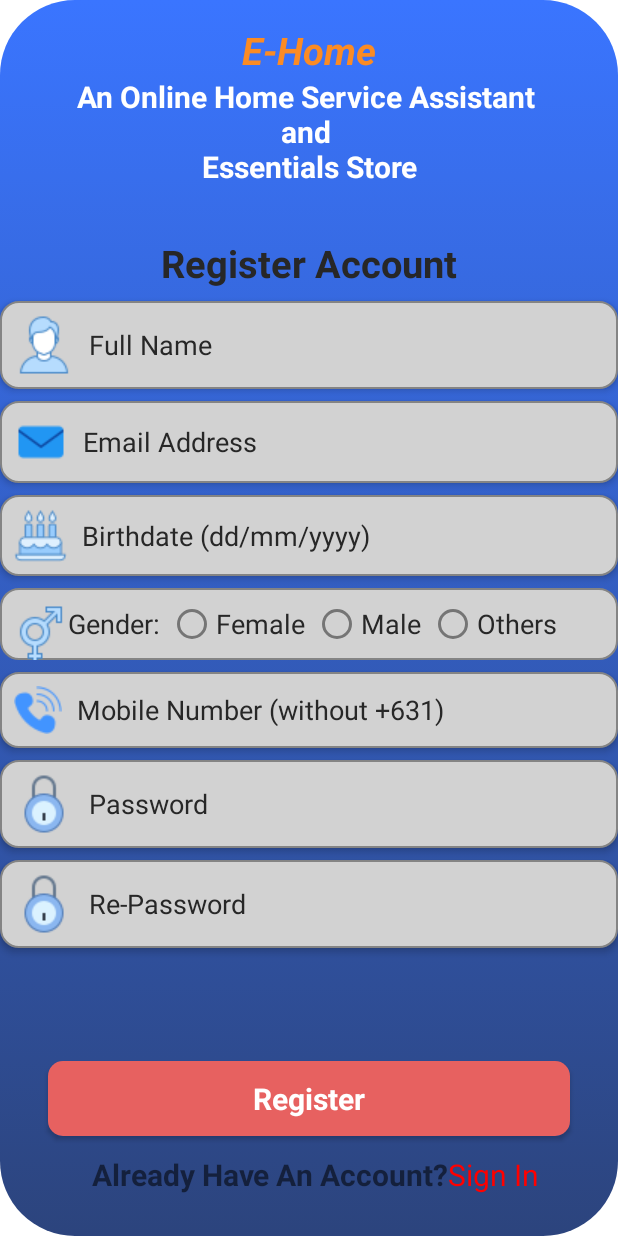
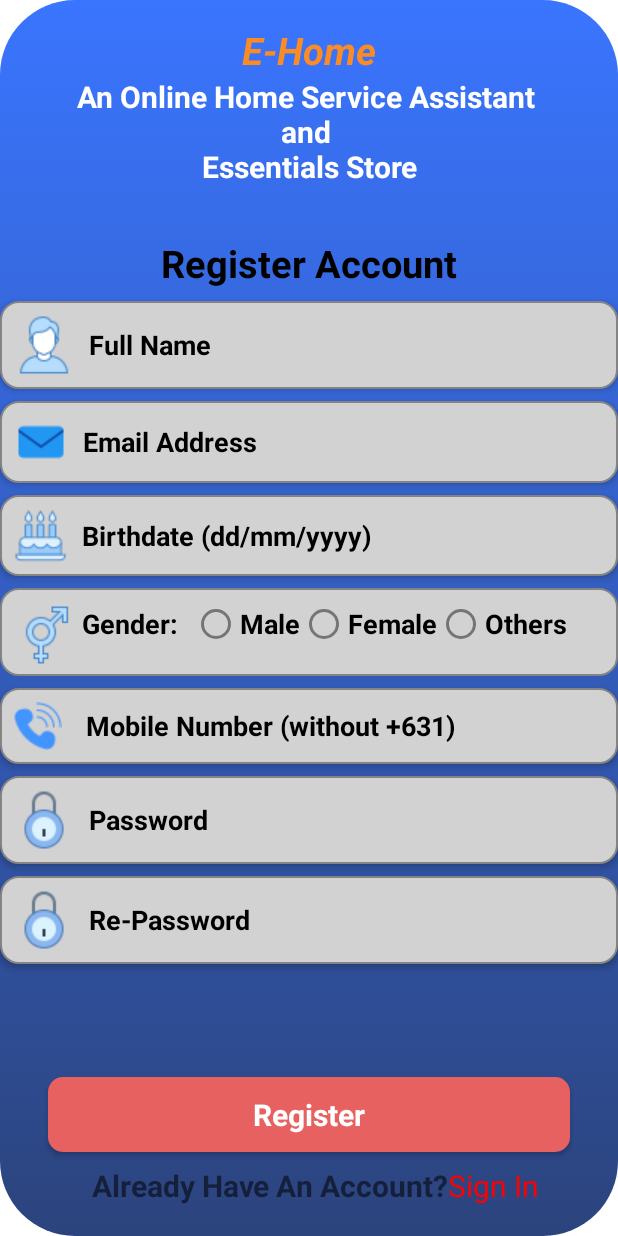
Before and after one commit to Gfreek23/Ryotas, an Android app: the screen it shows after launch once a user with an empty profile is signed in (RegisterActivity), on a phone screen of 412 x 824 dp. Run offline under Robolectric (Android 15) with nearby library versions, the phone set to English and light mode, and no system bars; our stand-ins replace Firebase (no records; nobody signed in at launch, a user with empty details on screens opened directly).

```diff
--- a/app/src/main/res/layout/activity_signup1.xml
+++ b/app/src/main/res/layout/activity_signup1.xml
@@ -66,6 +66,7 @@
             android:elevation="3dp"
             android:hint="Full Name"
             android:padding="9dp"
+            android:textStyle="bold"
             android:textColor="@color/black"
             android:textColorHint="@color/black"
             app:layout_constraintEnd_toEndOf="parent"
@@ -82,6 +83,7 @@
             android:drawableLeft="@drawable/ic_mail"
             android:drawablePadding="10dp"
             android:elevation="3dp"
+            android:textStyle="bold"
             android:hint="Email Address"
             android:padding="9dp"
             android:textColor="@color/black"
@@ -102,6 +104,7 @@
             android:focusable="false"
             android:maxLength="10"
             android:elevation="3dp"
+            android:textStyle="bold"
             android:hint="Birthdate (dd/mm/yyyy)"
             android:inputType="date"
             android:padding="9dp"
@@ -113,49 +116,57 @@
             app:layout_constraintWidth=".8" />
 
         <RadioGroup
+            android:id="@+id/Gender"
             android:layout_width="match_parent"
             android:layout_height="wrap_content"
             android:layout_marginTop="8dp"
             android:orientation="horizontal"
+            android:background="@drawable/editext_grey_background"
+            android:drawablePadding="9dp"
             app:layout_constraintTop_toBottomOf="@+id/Birthday"
-            android:drawablePadding="10dp"
-            android:background="@drawable/editext_grey_background"
-            android:id="@+id/Gender">
+            app:layout_constraintEnd_toEndOf="parent"
+            app:layout_constraintStart_toStartOf="parent">
 
             <TextView
                 android:id="@+id/GenderTxt"
                 android:layout_width="wrap_content"
                 android:layout_height="wrap_content"
-                android:layout_marginLeft="5dp"
                 android:drawableLeft="@drawable/ic_sex"
+                android:drawablePadding="5dp"
+                android:elevation="3dp"
                 android:text="Gender:"
+                android:textStyle="bold"
+                android:padding="9dp"
+                android:textSize="18sp"
                 android:textColor="@color/black"
-                android:textSize="18sp" />
+                android:textColorHint="@color/black" />
+
             <RadioButton
+                android:id="@+id/radio_female"
                 android:layout_width="wrap_content"
                 android:layout_height="wrap_content"
-                android:id="@+id/radio_female"
-                android:text="Female"
-                android:layout_marginLeft="5dp"
+                android:text="Male"
                 android:textSize="18sp"
-                android:textColor="@color/black"/>
+                android:textColor="@color/black"
+                android:textStyle="bold" />
+
             <RadioButton
+                android:id="@+id/radio_male"
                 android:layout_width="wrap_content"
                 android:layout_height="wrap_content"
-                android:id="@+id/radio_male"
-                android:text="Male"
-                android:layout_marginLeft="5dp"
+                android:text="Female"
                 android:textSize="18sp"
-                android:textColor="@color/black"/>
+                android:textColor="@color/black"
+                android:textStyle="bold" />
+
             <RadioButton
+                android:id="@+id/radio_others"
                 android:layout_width="wrap_content"
                 android:layout_height="wrap_content"
-                android:id="@+id/radio_others"
                 android:text="Others"
-                android:layout_marginLeft="5dp"
                 android:textSize="18sp"
-                android:textColor="@color/black"/>
-
+                android:textColor="@color/black"
+                android:textStyle="bold" />
         </RadioGroup>
 
         <EditText
@@ -165,10 +176,11 @@
             android:layout_marginTop="8dp"
             android:background="@drawable/editext_grey_background"
             android:drawableLeft="@drawable/ic_telephone"
-            android:drawablePadding="10dp"
+            android:drawablePadding="16dp"
             android:elevation="3dp"
             android:maxLength="11"
             android:hint="Mobile Number (without +631)"
+            android:textStyle="bold"
             android:inputType="phone"
             android:padding="9dp"
             android:textColor="@color/black"
@@ -189,6 +201,7 @@
             android:inputType="textPassword"
             android:elevation="3dp"
             android:hint="Password"
+            android:textStyle="bold"
             android:padding="9dp"
             android:textColor="@color/black"
             android:textColorHint="@color/black"
@@ -208,6 +221,7 @@
             android:inputType="textPassword"
             android:elevation="3dp"
             android:hint="Re-Password"
+            android:textStyle="bold"
             android:padding="9dp"
             android:textColor="@color/black"
             android:textColorHint="@color/black"
--- a/app/src/main/res/values/colors.xml
+++ b/app/src/main/res/values/colors.xml
@@ -1,6 +1,6 @@
 <?xml version="1.0" encoding="utf-8"?>
 <resources>
-    <color name="black">#272727</color>
+    <color name="black">#000000</color>
     <color name="white">#FFFFFFFF</color>
     <color name="red">#E76160</color>
     <color name="grey">#ababab</color>
```
Also changed, not shown: app/src/main/java/com/example/trialproject3/Activity/CartActivity.java (+38 -9 lines), app/src/main/java/com/example/trialproject3/Activity/ToShipActivity.java (+53 -5 lines), app/src/main/java/com/example/trialproject3/Adapter/OrderedItemsAdapter.java (added, +64 -0 lines), app/src/main/java/com/example/trialproject3/Helper/Utils.java (added, +32 -0 lines), app/src/main/java/com/example/trialproject3/Models/CartItem.java (added, +33 -0 lines), app/src/main/res/layout/activity_cart.xml (+7 -1 lines), app/src/main/res/layout/activity_to_ship.xml (+28 -6 lines), app/src/main/res/layout/item_ordered_item.xml (added, +60 -0 lines), app/src/main/java/com/example/trialproject3/Domain/PopularDomain.java (line endings or trailing spaces).
